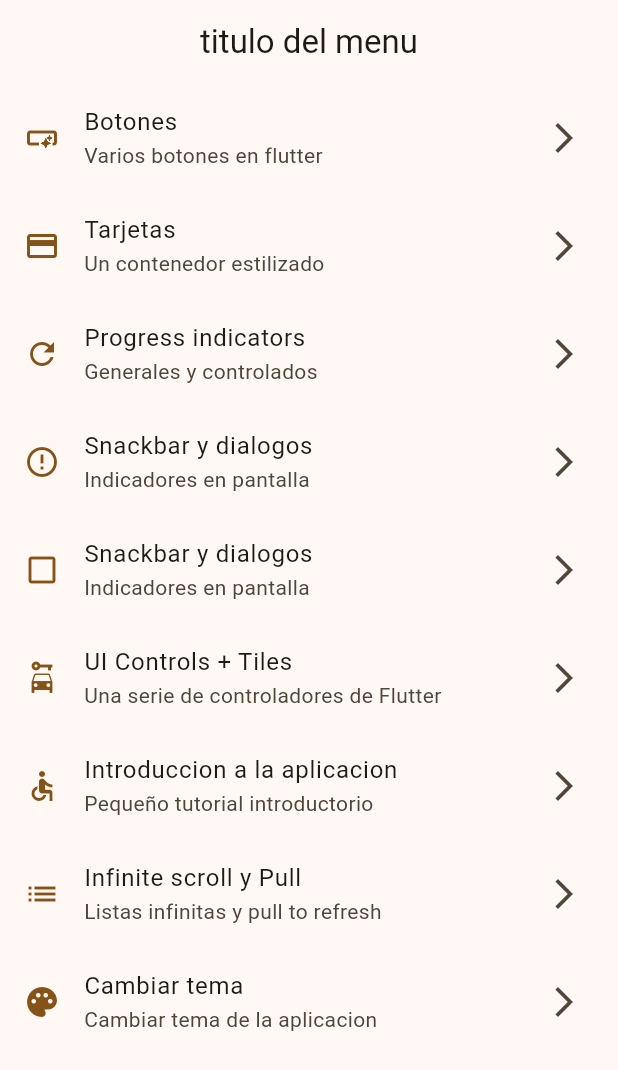
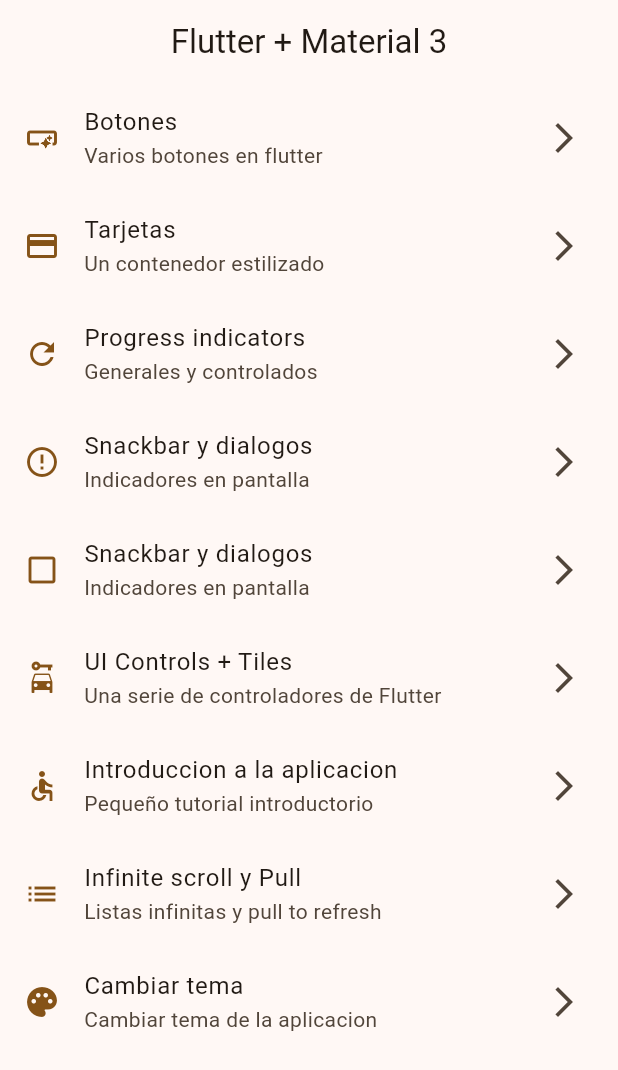
Before and after one commit to DIoads/widgets_app, a Flutter app: the screen it shows after launch, on a phone screen of 412 x 824 dp. Shown: the top 1070 px of the screen. Run offline on Flutter 3.47's test engine with Material 3 defaults, Android fonts, the phone set to English and light mode, and no system bars; our stand-ins replace go_router.

Commit message:
21-Marzo-2024

```diff
--- a/lib/config/menu/menu_items.dart
+++ b/lib/config/menu/menu_items.dart
@@ -4,13 +4,15 @@ class MenuItem {
   final String title;
   final String subtitle;
   final String link;
+  final String nameScreen;
   final IconData icon;
 
   const MenuItem(
       {required this.title,
       required this.subtitle,
       required this.link,
-      required this.icon});
+      required this.icon,
+      required this.nameScreen});
 }
 
 const appMenuItems = <MenuItem>[
@@ -18,45 +20,54 @@ const appMenuItems = <MenuItem>[
       title: 'Botones',
       subtitle: 'Varios botones en flutter',
       link: '/buttons',
+      nameScreen: 'ButtonScreen',
       icon: Icons.smart_button_outlined),
   MenuItem(
       title: 'Tarjetas',
       subtitle: 'Un contenedor estilizado',
       link: '/cards',
+      nameScreen: 'CardScreen',
       icon: Icons.credit_card),
   MenuItem(
       title: 'Progress indicators',
       subtitle: 'Generales y controlados',
       link: '/indicators',
+      nameScreen: 'ProgressScreen',
       icon: Icons.refresh),
   MenuItem(
       title: 'Snackbar y dialogos',
       subtitle: 'Indicadores en pantalla',
       link: '/snackbars',
+      nameScreen: 'SnackBarScreen',
       icon: Icons.error_outline),
   MenuItem(
       title: 'Snackbar y dialogos',
       subtitle: 'Indicadores en pantalla',
       link: '/dialogs',
+      nameScreen: 'DialogScreen',
       icon: Icons.crop_din),
   MenuItem(
       title: 'UI Controls + Tiles',
       subtitle: 'Una serie de controladores de Flutter',
       link: '/controllers',
+      nameScreen: 'ControllerScreen',
       icon: Icons.car_rental),
   MenuItem(
       title: 'Introduccion a la aplicacion',
       subtitle: 'Pequeño tutorial introductorio',
       link: '/tutorial',
+      nameScreen: 'TutorialScreen',
       icon: Icons.accessible),
   MenuItem(
       title: 'Infinite scroll y Pull',
       subtitle: 'Listas infinitas y pull to refresh',
       link: '/lists',
+      nameScreen: 'ListScreen',
       icon: Icons.list),
   MenuItem(
       title: 'Cambiar tema',
       subtitle: 'Cambiar tema de la aplicacion',
       link: '/theme',
+      nameScreen: 'ThemeScreen',
       icon: Icons.palette)
 ];
--- /dev/null
+++ b/lib/config/routers/router.dart
@@ -0,0 +1,27 @@
+import 'package:go_router/go_router.dart';
+import 'package:widgets_app/presentation/screens/buttons/button_screen.dart';
+import 'package:widgets_app/presentation/screens/cards/card_screen.dart';
+import 'package:widgets_app/presentation/screens/home/home.dart';
+
+// GoRouter configuration
+final appRouter = GoRouter(
+  debugLogDiagnostics: true,
+  initialLocation: '/',
+  routes: [
+    GoRoute(
+      path: '/',
+      name: const HomeScreen().name,
+      builder: (context, state) => const HomeScreen(),
+    ),
+    GoRoute(
+      path: '/buttons',
+      name: const ButtonScreen().name,
+      builder: (context, state) => const ButtonScreen(),
+    ),
+    GoRoute(
+      path: '/cards',
+      name: const CardScreen().name,
+      builder: (context, state) => const CardScreen(),
+    ),
+  ],
+);
--- a/lib/main.dart
+++ b/lib/main.dart
@@ -1,6 +1,6 @@
 import 'package:flutter/material.dart';
+import 'package:widgets_app/config/routers/router.dart';
 import 'package:widgets_app/config/theme/app_theme.dart';
-import 'package:widgets_app/presentation/screens/home/home.dart';
 
 void main() {
   runApp(const MainApp());
@@ -11,10 +11,10 @@ class MainApp extends StatelessWidget {
 
   @override
   Widget build(BuildContext context) {
-    return MaterialApp(
+    return MaterialApp.router(
       debugShowCheckedModeBanner: false,
       theme: Apptheme(selectColor: 1).getTheme(),
-      home: const Scaffold(body: HomeScreen()),
+      routerConfig: appRouter,
     );
   }
 }
--- a/lib/presentation/screens/home/home.dart
+++ b/lib/presentation/screens/home/home.dart
@@ -3,13 +3,15 @@ import 'package:widgets_app/config/menu/menu_items.dart';
 import 'package:widgets_app/presentation/widgets/custom_list_title.dart';
 
 class HomeScreen extends StatelessWidget {
+  final String name = "HomeScreen";
+
   const HomeScreen({super.key});
 
   @override
   Widget build(BuildContext context) {
     return Scaffold(
       appBar: AppBar(
-        title: const Text("titulo del menu"),
+        title: const Text('Flutter + Material 3'),
       ),
       body: const _HomeView(),
     );
--- a/lib/presentation/widgets/custom_list_title.dart
+++ b/lib/presentation/widgets/custom_list_title.dart
@@ -1,4 +1,5 @@
 import 'package:flutter/material.dart';
+import 'package:go_router/go_router.dart';
 import 'package:widgets_app/config/menu/menu_items.dart';
 
 class CustomListTitle extends StatelessWidget {
@@ -15,7 +16,8 @@ class CustomListTitle extends StatelessWidget {
       title: Text(item.title),
       subtitle: Text(item.subtitle),
       onTap: () {
-        print('Llamado de la liga a donde ir ${item.link}');
+        //print('Llamado de la liga a donde ir ${item.link}');
+        context.pushNamed(item.nameScreen);
       },
     );
   }
--- a/pubspec.yaml
+++ b/pubspec.yaml
@@ -9,11 +9,12 @@ environment:
 dependencies:
   flutter:
     sdk: flutter
+  go_router: ^13.2.1
 
 dev_dependencies:
+  flutter_lints: ^3.0.0
   flutter_test:
     sdk: flutter
-  flutter_lints: ^3.0.0
 
 flutter:
   uses-material-design: true
```
Also changed, not shown: lib/presentation/screens/buttons/button_screen.dart (added, +15 -0 lines), lib/presentation/screens/cards/card_screen.dart (added, +15 -0 lines), pubspec.lock.
